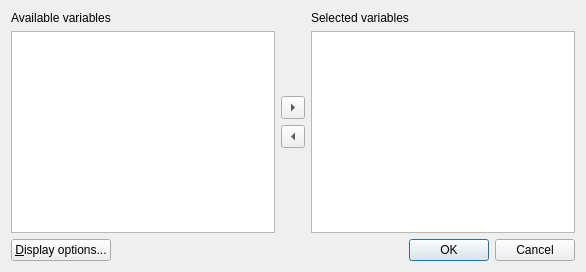
Above: cogstat/ui/explore_var_pairs.ui from cogstat/cogstat before the change. Below: the same form after it.
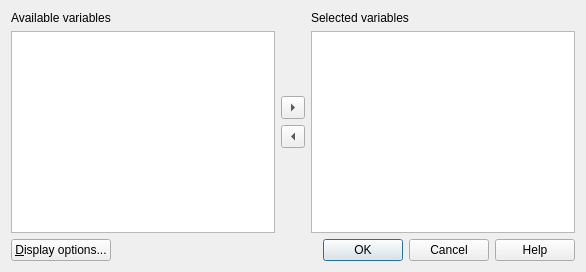
That is the form after the change.

Commit message: Add Help buttons to dialogs

The edit to the form file:
```diff
--- a/cogstat/ui/explore_var_pairs.ui
+++ b/cogstat/ui/explore_var_pairs.ui
@@ -133,11 +133,17 @@
        <property name="enabled">
         <bool>true</bool>
        </property>
+       <property name="sizePolicy">
+        <sizepolicy hsizetype="Fixed" vsizetype="Fixed">
+         <horstretch>0</horstretch>
+         <verstretch>0</verstretch>
+        </sizepolicy>
+       </property>
        <property name="orientation">
         <enum>Qt::Horizontal</enum>
        </property>
        <property name="standardButtons">
-        <set>QDialogButtonBox::Cancel|QDialogButtonBox::Ok</set>
+        <set>QDialogButtonBox::Cancel|QDialogButtonBox::Help|QDialogButtonBox::Ok</set>
        </property>
        <property name="centerButtons">
         <bool>false</bool>
```
The commit also changes 40 other files.
